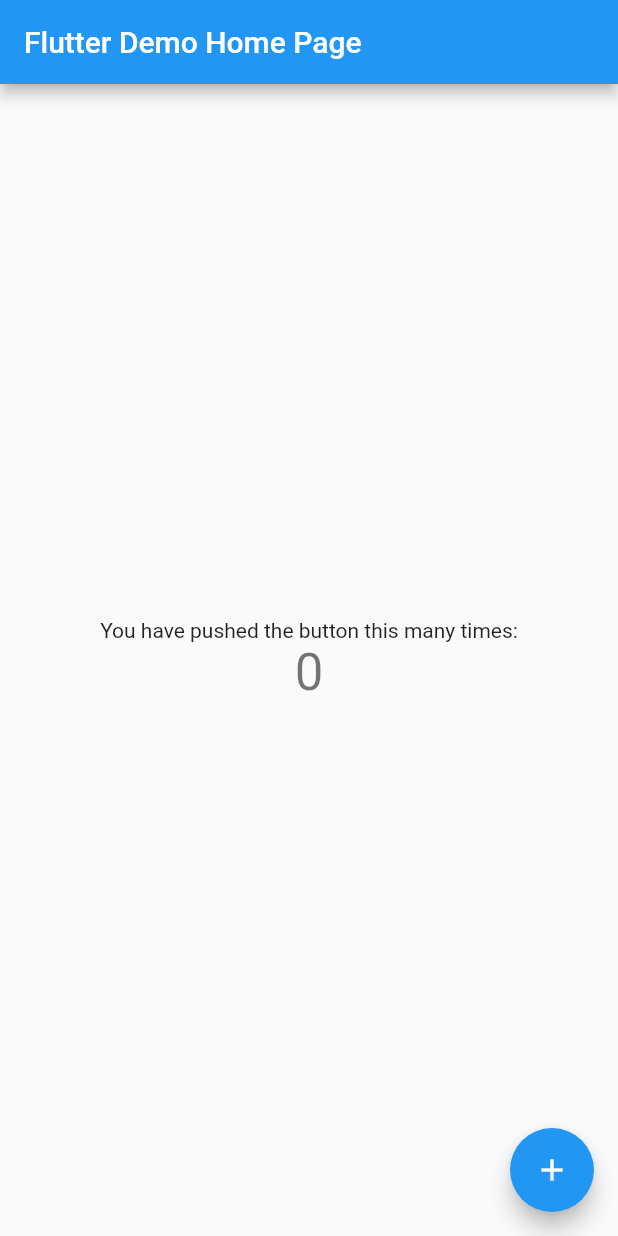
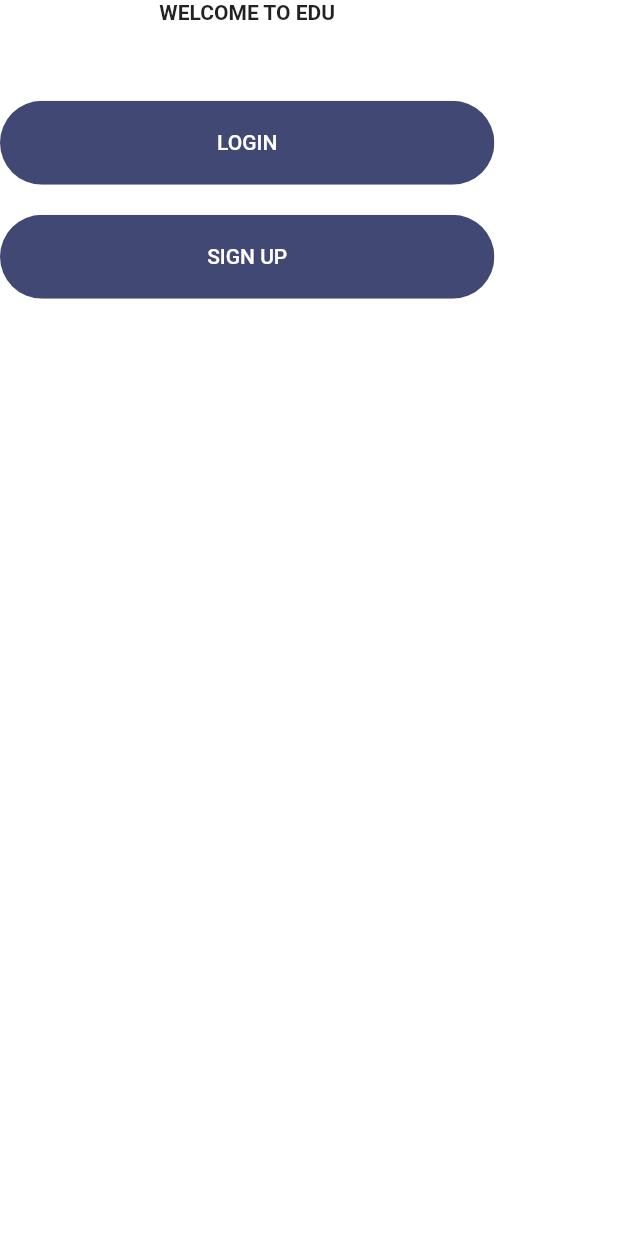
Before and after one commit to 4NG3L-4/ESISBA_2CPI_PROJECT, a Flutter app: the screen it shows after launch, on a phone screen of 412 x 824 dp. Run offline on Flutter 3.47's test engine with Material 2 defaults, Android fonts, the phone set to English and light mode, and no system bars.

Commit message:
folders we'll need and some code

```diff
--- /dev/null
+++ b/our_app/lib/Screens/Login/components/body.dart
@@ -0,0 +1,13 @@
+import 'package:flutter/material.dart';
+
+class Body extends StatelessWidget {
+  @override
+  Widget build(BuildContext context) {
+    Size size = MediaQuery.of(context).size;
+    return Container(
+      child: Center(
+        child: Text('Login page'),
+      ),
+    );
+  }
+}
--- /dev/null
+++ b/our_app/lib/Screens/Welcome/components/body.dart
@@ -0,0 +1,55 @@
+import 'package:flutter/material.dart';
+import 'package:our_app/Screens/Login/login_screen.dart';
+import 'package:our_app/Screens/Signup/SignUpScreen.dart';
+import 'package:our_app/components/RoundedButton.dart';
+import 'package:our_app/constants.dart';
+
+class Body extends StatelessWidget {
+  @override
+  Widget build(BuildContext context) {
+    Size size = MediaQuery.of(context).size;
+    // This size provide us total height and width of our screen
+    return Container(
+      child: SingleChildScrollView(
+        child: Column(
+          mainAxisAlignment: MainAxisAlignment.center,
+          children: <Widget>[
+            Text(
+              "WELCOME TO EDU",
+              style: TextStyle(fontWeight: FontWeight.bold),
+            ),
+            SizedBox(height: size.height * 0.05),
+            RoundedButton(
+              text: "LOGIN",
+              press: () {
+                Navigator.push(
+                  context,
+                  MaterialPageRoute(
+                    builder: (context) {
+                      return LoginScreen();
+                    },
+                  ),
+                );
+              },
+            ),
+            RoundedButton(
+              text: "SIGN UP",
+              color: myDarkBlue,
+              textColor: Colors.white,
+              press: () {
+                Navigator.push(
+                  context,
+                  MaterialPageRoute(
+                    builder: (context) {
+                      return SignUpScreen();
+                    },
+                  ),
+                );
+              },
+            ),
+          ],
+        ),
+      ),
+    );
+  }
+}
--- /dev/null
+++ b/our_app/lib/Screens/Welcome/welcome_screen.dart
@@ -0,0 +1,11 @@
+import 'package:flutter/material.dart';
+import 'package:our_app/Screens/Welcome/components/body.dart';
+
+class WelcomeScreen extends StatelessWidget {
+  @override
+  Widget build(BuildContext context) {
+    return Scaffold(
+      body: Body(),
+    );
+  }
+}
--- /dev/null
+++ b/our_app/lib/components/RoundedButton.dart
@@ -0,0 +1,36 @@
+import 'package:flutter/material.dart';
+import 'package:our_app/constants.dart';
+
+class RoundedButton extends StatelessWidget {
+  final String text;
+  final Function press;
+  final Color color, textColor;
+  const RoundedButton({
+    Key key,
+    this.text,
+    this.press,
+    this.color = myDarkBlue,
+    this.textColor = Colors.white,
+  }) : super(key: key);
+
+  @override
+  Widget build(BuildContext context) {
+    Size size = MediaQuery.of(context).size;
+    return Container(
+      margin: EdgeInsets.symmetric(vertical: 10),
+      width: size.width * 0.8,
+      child: ClipRRect(
+        borderRadius: BorderRadius.circular(29),
+        child: FlatButton(
+          padding: EdgeInsets.symmetric(vertical: 20, horizontal: 40),
+          color: color,
+          onPressed: press,
+          child: Text(
+            text,
+            style: TextStyle(color: textColor),
+          ),
+        ),
+      ),
+    );
+  }
+}
--- /dev/null
+++ b/our_app/lib/constants.dart
@@ -0,0 +1,6 @@
+import 'package:flutter/material.dart';
+
+const myDarkBlue = Color(0xFF424874); //66,72,116
+const myLightBlue = Color(0xFFA6B1E1); //166,177,225
+const myDarkWhite = Color(0xFFDCD6F7); //220,214,247
+const myLightWhite = Color(0xFFF4EEFF); //244,238,255
--- a/our_app/lib/main.dart
+++ b/our_app/lib/main.dart
@@ -1,113 +1,21 @@
 import 'package:flutter/material.dart';
+import 'package:our_app/Screens/Welcome/welcome_screen.dart';
+import 'package:our_app/constants.dart';
 
-void main() {
-  runApp(MyApp());
-}
+void main() => runApp(MyApp());
 
 class MyApp extends StatelessWidget {
   // This widget is the root of your application.
   @override
   Widget build(BuildContext context) {
     return MaterialApp(
-      title: 'Flutter Demo',
+      debugShowCheckedModeBanner: false,
+      title: 'Flutter Auth',
       theme: ThemeData(
-        // This is the theme of your application.
-        //
-        // Try running your application with "flutter run". You'll see the
-        // application has a blue toolbar. Then, without quitting the app, try
-        // changing the primarySwatch below to Colors.green and then invoke
-        // "hot reload" (press "r" in the console where you ran "flutter run",
-        // or simply save your changes to "hot reload" in a Flutter IDE).
-        // Notice that the counter didn't reset back to zero; the application
-        // is not restarted.
-        primarySwatch: Colors.blue,
+        primaryColor: myDarkBlue,
+        scaffoldBackgroundColor: Colors.white,
       ),
-      home: MyHomePage(title: 'Flutter Demo Home Page'),
+      home: WelcomeScreen(),
     );
   }
 }
-
-class MyHomePage extends StatefulWidget {
-  MyHomePage({Key key, this.title}) : super(key: key);
-
-  // This widget is the home page of your application. It is stateful, meaning
-  // that it has a State object (defined below) that contains fields that affect
-  // how it looks.
-
-  // This class is the configuration for the state. It holds the values (in this
-  // case the title) provided by the parent (in this case the App widget) and
-  // used by the build method of the State. Fields in a Widget subclass are
-  // always marked "final".
-
-  final String title;
-
-  @override
-  _MyHomePageState createState() => _MyHomePageState();
-}
-
-class _MyHomePageState extends State<MyHomePage> {
-  int _counter = 0;
-
-  void _incrementCounter() {
-    setState(() {
-      // This call to setState tells the Flutter framework that something has
-      // changed in this State, which causes it to rerun the build method below
-      // so that the display can reflect the updated values. If we changed
-      // _counter without calling setState(), then the build method would not be
-      // called again, and so nothing would appear to happen.
-      _counter++;
-    });
-  }
-
-  @override
-  Widget build(BuildContext context) {
-    // This method is rerun every time setState is called, for instance as done
-    // by the _incrementCounter method above.
-    //
-    // The Flutter framework has been optimized to make rerunning build methods
-    // fast, so that you can just rebuild anything that needs updating rather
-    // than having to individually change instances of widgets.
-    return Scaffold(
-      appBar: AppBar(
-        // Here we take the value from the MyHomePage object that was created by
-        // the App.build method, and use it to set our appbar title.
-        title: Text(widget.title),
-      ),
-      body: Center(
-        // Center is a layout widget. It takes a single child and positions it
-        // in the middle of the parent.
-        child: Column(
-          // Column is also a layout widget. It takes a list of children and
-          // arranges them vertically. By default, it sizes itself to fit its
-          // children horizontally, and tries to be as tall as its parent.
-          //
-          // Invoke "debug painting" (press "p" in the console, choose the
-          // "Toggle Debug Paint" action from the Flutter Inspector in Android
-          // Studio, or the "Toggle Debug Paint" command in Visual Studio Code)
-          // to see the wireframe for each widget.
-          //
-          // Column has various properties to control how it sizes itself and
-          // how it positions its children. Here we use mainAxisAlignment to
-          // center the children vertically; the main axis here is the vertical
-          // axis because Columns are vertical (the cross axis would be
-          // horizontal).
-          mainAxisAlignment: MainAxisAlignment.center,
-          children: <Widget>[
-            Text(
-              'You have pushed the button this many times:',
-            ),
-            Text(
-              '$_counter',
-              style: Theme.of(context).textTheme.headline4,
-            ),
-          ],
-        ),
-      ),
-      floatingActionButton: FloatingActionButton(
-        onPressed: _incrementCounter,
-        tooltip: 'Increment',
-        child: Icon(Icons.add),
-      ), // This trailing comma makes auto-formatting nicer for build methods.
-    );
-  }
-}
```
Also changed, not shown: our_app/lib/Screens/Login/login_screen.dart (added, +11 -0 lines), our_app/lib/Screens/Signup/SignUpScreen.dart (added, +11 -0 lines), our_app/lib/Screens/Signup/components/body.dart (added, +81 -0 lines).
